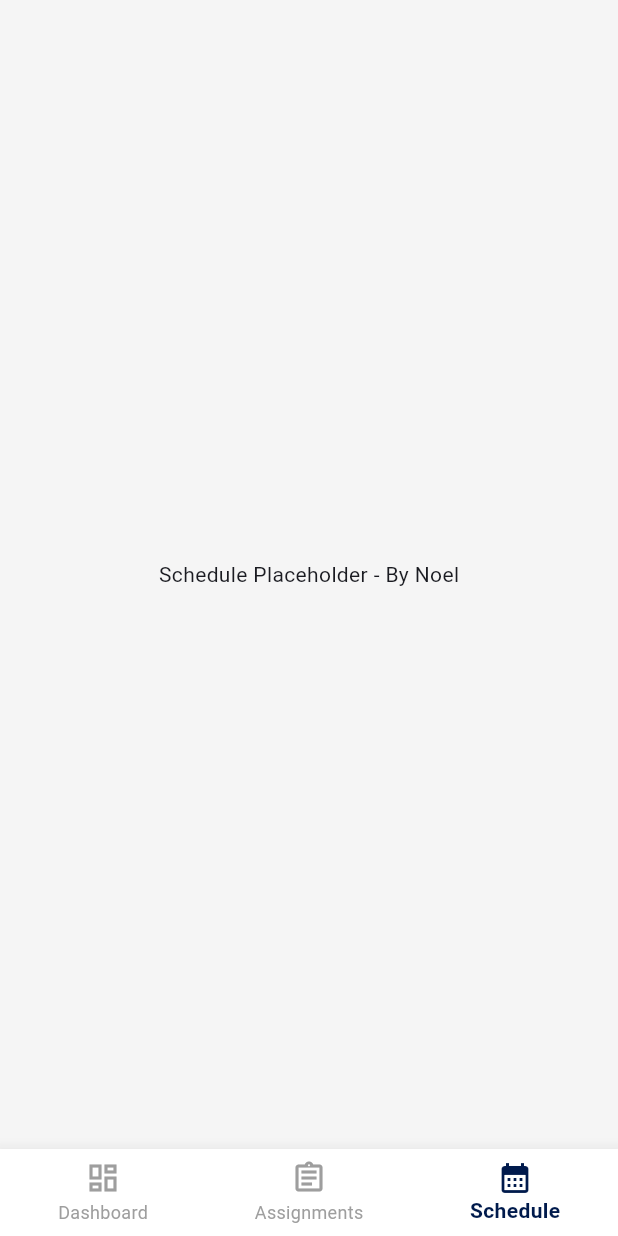
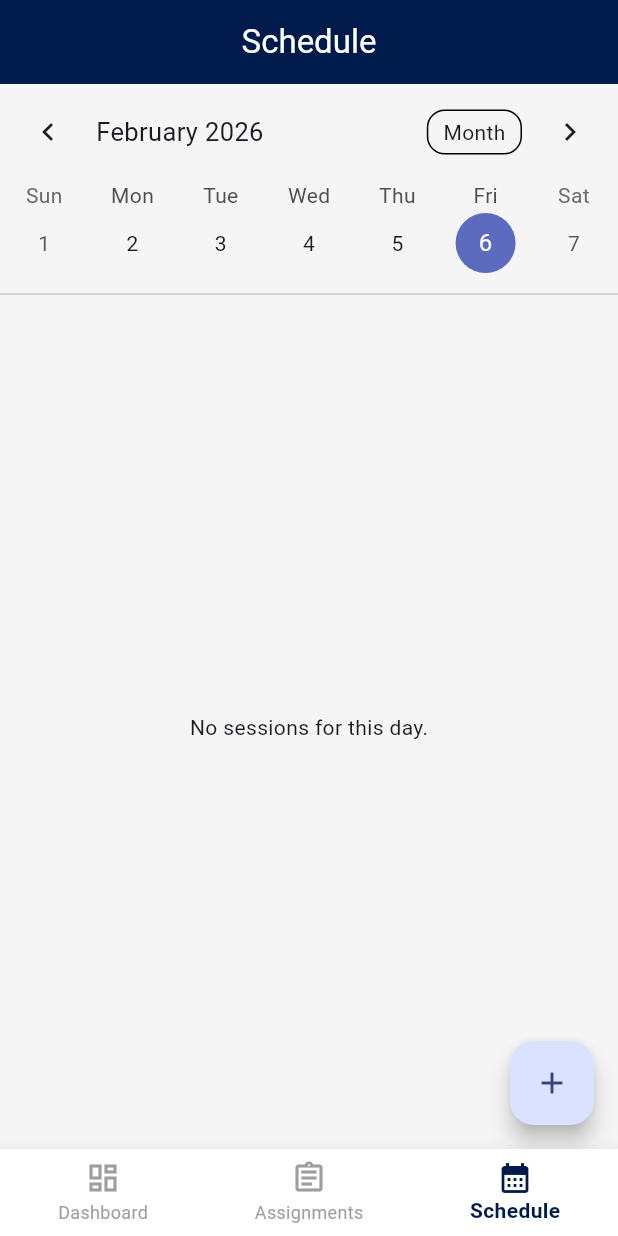
Before and after one commit to michael-alu/alu-mobile-dev-formative-1-group-32, a Flutter app: the screen it shows after launch, item 3 of the bottom bar chosen, on a phone screen of 412 x 824 dp. Run offline on Flutter 3.47's test engine with Material 3 defaults, Android fonts, the phone set to English and light mode, and no system bars; drawn by our look-alikes of table_calendar; our stand-ins replace shared_preferences.

Commit message:
feat(schedule): implement weekly calendar view and integrate sessions list

```diff
--- a/lib/screens/main_screen.dart
+++ b/lib/screens/main_screen.dart
@@ -1,5 +1,6 @@
 import 'package:flutter/material.dart';
 import 'package:formative_assignment_1/screens/assignments/assignment_list_screen.dart';
+import 'package:formative_assignment_1/screens/schedule/schedule_screen.dart';
 
 class MainScreen extends StatefulWidget {
   const MainScreen({super.key});
@@ -15,7 +16,7 @@ class _MainScreenState extends State<MainScreen> {
   static final List<Widget> _widgetOptions = <Widget>[
     const Center(child: Text('Dashboard Placeholder - By Karabo')),
     const AssignmentListScreen(), // Integrated by Gloire
-    const Center(child: Text('Schedule Placeholder - By Noel')),
+    const ScheduleScreen(), // Integrated by Noel
   ];
 
   void _onItemTapped(int index) {
--- /dev/null
+++ b/lib/screens/schedule/schedule_screen.dart
@@ -0,0 +1,163 @@
+import 'package:flutter/material.dart';
+import 'package:provider/provider.dart';
+import 'package:table_calendar/table_calendar.dart';
+import '../../services/app_state.dart';
+import '../../models/academic_session.dart';
+import 'add_edit_session_screen.dart';
+
+class ScheduleScreen extends StatefulWidget {
+  const ScheduleScreen({super.key});
+
+  @override
+  State<ScheduleScreen> createState() => _ScheduleScreenState();
+}
+
+class _ScheduleScreenState extends State<ScheduleScreen> {
+  // Calendar format (Week view by default)
+  CalendarFormat _calendarFormat = CalendarFormat.week;
+  DateTime _focusedDay = DateTime.now();
+  DateTime? _selectedDay;
+
+  @override
+  void initState() {
+    super.initState();
+    _selectedDay = _focusedDay;
+  }
+
+  // Helper to get sessions for a specific day
+  List<AcademicSession> _getSessionsForDay(
+      DateTime day, List<AcademicSession> allSessions) {
+    return allSessions.where((session) {
+      return isSameDay(session.date, day);
+    }).toList();
+  }
+
+  @override
+  Widget build(BuildContext context) {
+    return Consumer<AppState>(
+      builder: (context, appState, child) {
+        // Get all sessions
+        final allSessions = appState.sessions;
+
+        // Get sessions for the currently selected day
+        final selectedSessions = _getSessionsForDay(_selectedDay!, allSessions);
+        selectedSessions.sort((a, b) =>
+            (a.startTime.hour * 60 + a.startTime.minute)
+                .compareTo(b.startTime.hour * 60 + b.startTime.minute));
+
+        return Scaffold(
+          appBar: AppBar(title: const Text('Schedule')),
+          body: Column(
+            children: [
+              // Weekly Calendar
+              TableCalendar(
+                firstDay: DateTime.utc(2020, 10, 16),
+                lastDay: DateTime.utc(2030, 3, 14),
+                focusedDay: _focusedDay,
+                calendarFormat: _calendarFormat,
+
+                // Styling
+                selectedDayPredicate: (day) {
+                  return isSameDay(_selectedDay, day);
+                },
+                onDaySelected: (selectedDay, focusedDay) {
+                  setState(() {
+                    _selectedDay = selectedDay;
+                    _focusedDay = focusedDay;
+                  });
+                },
+                onFormatChanged: (format) {
+                  if (_calendarFormat != format) {
+                    setState(() {
+                      _calendarFormat = format;
+                    });
+                  }
+                },
+                onPageChanged: (focusedDay) {
+                  _focusedDay = focusedDay;
+                },
+
+                // Marker builder to show dots on days with events
+                eventLoader: (day) {
+                  return _getSessionsForDay(day, allSessions);
+                },
+              ),
+              const Divider(),
+
+              // Session List for Selected Day
+              Expanded(
+                child: selectedSessions.isEmpty
+                    ? const Center(child: Text('No sessions for this day.'))
+                    : ListView.builder(
+                        itemCount: selectedSessions.length,
+                        itemBuilder: (context, index) {
+                          final session = selectedSessions[index];
+                          return Card(
+                            margin: const EdgeInsets.symmetric(
+                                horizontal: 16, vertical: 8),
+                            // Color code by type (optional visual flair)
+                            child: ListTile(
+                              leading: Column(
+                                mainAxisAlignment: MainAxisAlignment.center,
+                                children: [
+                                  Text(
+                                    '${session.startTime.hour}:${session.startTime.minute.toString().padLeft(2, '0')}',
+                                    style: const TextStyle(
+                                        fontWeight: FontWeight.bold),
+                                  ),
+                                  Text(
+                                    '${session.endTime.hour}:${session.endTime.minute.toString().padLeft(2, '0')}',
+                                    style: const TextStyle(fontSize: 12),
+                                  ),
+                                ],
+                              ),
+                              title: Text(session.title),
+                              subtitle:
+                                  Text('${session.type} • ${session.location}'),
+                              trailing: IconButton(
+                                icon: Icon(
+                                  session.isPresent
+                                      ? Icons.check_circle
+                                      : Icons.check_circle_outline,
+                                  color: session.isPresent
+                                      ? Colors.green
+                                      : Colors.grey,
+                                ),
+                                onPressed: () {
+                                  appState.toggleAttendance(session.id);
+                                },
+                              ),
+                              onTap: () {
+                                // Edit Session
+                                Navigator.push(
+                                  context,
+                                  MaterialPageRoute(
+                                    builder: (context) =>
+                                        AddEditSessionScreen(session: session),
+                                  ),
+                                );
+                              },
+                            ),
+                          );
+                        },
+                      ),
+              ),
+            ],
+          ),
+          floatingActionButton: FloatingActionButton(
+            onPressed: () {
+              // Add Session
+              Navigator.push(
+                context,
+                MaterialPageRoute(
+                  builder: (context) => const AddEditSessionScreen(),
+                ),
+              );
+            },
+            child: const Icon(Icons.add),
+          ),
+        );
+      },
+    );
+  }
+}
```
